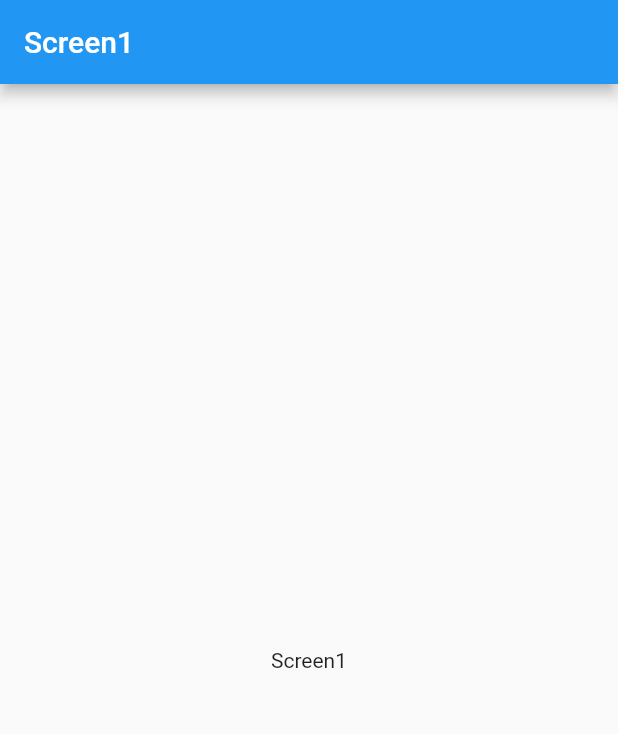
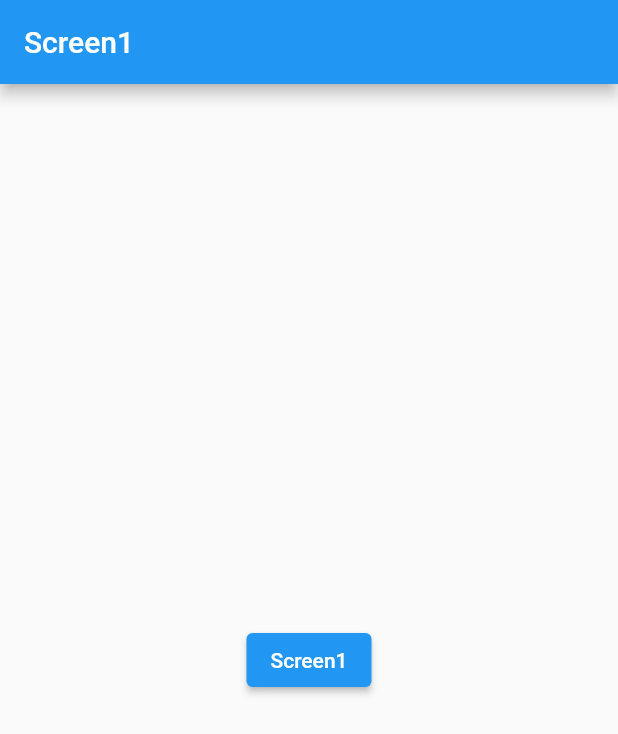
Before and after one commit to zyllus17/flutter_go_router_practise, a Flutter app: the screen it shows after launch, on a phone screen of 412 x 824 dp. Shown: the top 734 px of the screen. Run offline on Flutter 3.47's test engine with Material 2 defaults, Android fonts, the phone set to English and light mode, and no system bars; our stand-ins replace go_router.

Commit message:
Added elevated button and routes

```diff
--- a/lib/screen1.dart
+++ b/lib/screen1.dart
@@ -1,4 +1,5 @@
 import 'package:flutter/material.dart';
+import 'package:go_router/go_router.dart';
 
 class Screen1 extends StatelessWidget {
   const Screen1({Key? key}) : super(key: key);
@@ -6,10 +7,14 @@ class Screen1 extends StatelessWidget {
   Widget build(BuildContext context) {
     return Scaffold(
       appBar: AppBar(
-        title: Text('Screen1'),
+        title: const Text('Screen1'),
       ),
       body: Center(
-        child: Text('Screen1'),
+        child: ElevatedButton(
+            onPressed: () =>
+                // GoRouter.of(context).go('/screen2'),
+                context.go('/screen2'),
+            child: const Text('Screen1')),
       ),
     );
   }
```
Also changed, not shown: lib/screen2.dart (+5 -2 lines).
